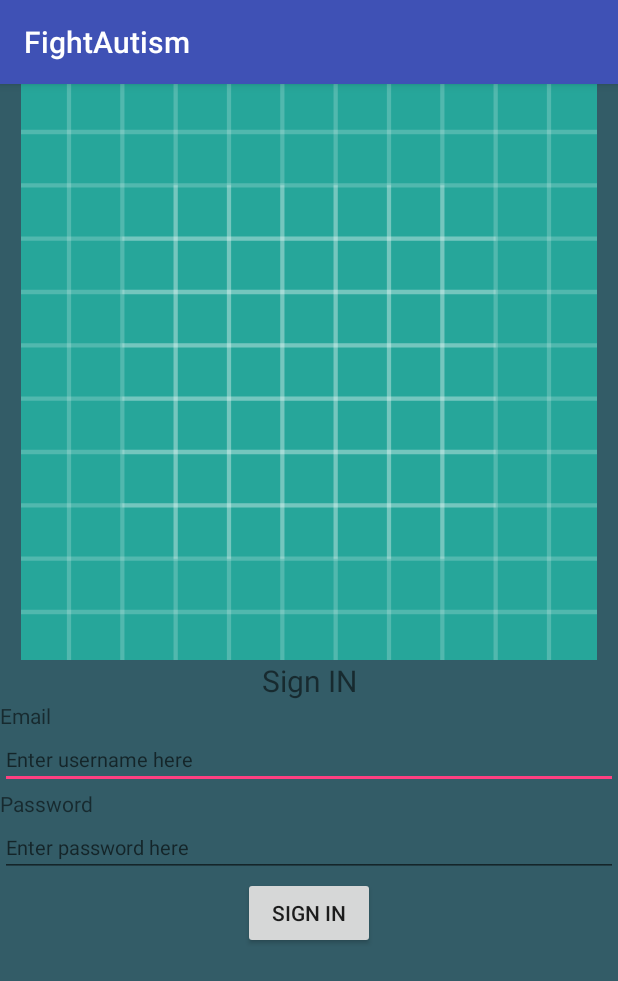
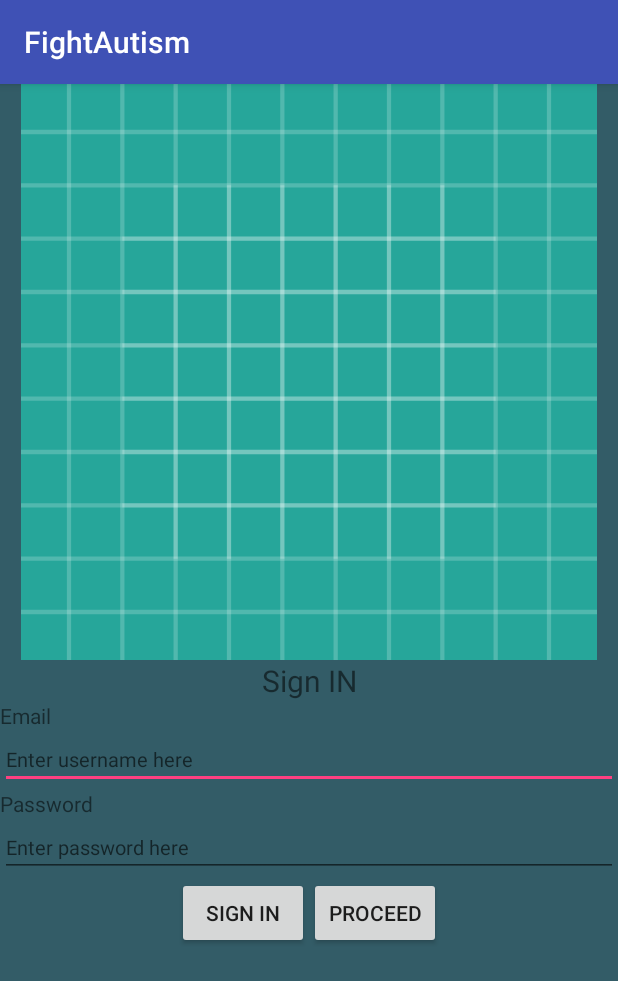
Before and after one commit to kullubird/Firebase2, an Android app: the SignIn screen opened directly, with no data from a screen before it, after a tap on "SIGN IN", on a phone screen of 412 x 824 dp. Shown: the top 981 px of the screen. Run offline under Robolectric (Android 15) with nearby library versions, the phone set to English and light mode, and no system bars; our stand-ins replace Firebase (no records; nobody signed in at launch, a user with empty details on screens opened directly).

Commit message:
working sign in and sign up

```diff
--- a/app/src/main/java/android/kevin/fightautism/SignIn.java
+++ b/app/src/main/java/android/kevin/fightautism/SignIn.java
@@ -27,30 +27,46 @@ public class SignIn extends AppCompatActivity {
         etPass = findViewById(R.id.password);
         etUsername = findViewById(R.id.username);
 
-        b1 = findViewById(R.id.b1);
+        b1 = findViewById(R.id.bb1);
         b1.setOnClickListener(new View.OnClickListener() {
             @Override
             public void onClick(View v) {
-                signIn();
+                String EtUsername = etUsername.getText().toString().trim();
+                String EtPassword = etPass.getText().toString().trim();
+
+                mAuth.signInWithEmailAndPassword(EtUsername, EtPassword);
+                Toast.makeText(getApplicationContext(),"Now click proceed",Toast.LENGTH_SHORT).show();
+
+                /*FirebaseUser currentUser = mAuth.getCurrentUser();
+                if (currentUser == null) {
+                    Toast.makeText(getApplicationContext(),"Sign in Failed",Toast.LENGTH_SHORT).show();
+                }
+                else{
+                    Toast.makeText(getApplicationContext(),"Sign in Success",Toast.LENGTH_SHORT).show();
+                    Intent i=new Intent(getApplicationContext(),HomeScreen.class);
+                    startActivity(i);
+                }
+                */
+            }
+        });
+
+        b2=findViewById(R.id.bb2);
+        b2.setOnClickListener(new View.OnClickListener() {
+            @Override
+            public void onClick(View v) {
+                FirebaseUser currentUser = mAuth.getCurrentUser();
+                if (currentUser == null) {
+                    Toast.makeText(getApplicationContext(),"Sign in Failed",Toast.LENGTH_SHORT).show();
+                }
+                else{
+                    Toast.makeText(getApplicationContext(),"Sign in Success",Toast.LENGTH_SHORT).show();
+                    Intent i=new Intent(getApplicationContext(),HomeScreen.class);
+                    startActivity(i);
+                }
             }
         });
 
 
     }
 
-    private void signIn() {
-        String EtUsername = etUsername.getText().toString().trim();
-        String EtPassword = etPass.getText().toString().trim();
-
-        mAuth.signInWithEmailAndPassword(EtUsername, EtPassword);
-        FirebaseUser user = FirebaseAuth.getInstance().getCurrentUser();
-        if (user != null) {
-            Toast.makeText(getApplicationContext(),"Sign in Failed",Toast.LENGTH_SHORT);
-        }
-        else{
-            Toast.makeText(getApplicationContext(),"Sign in Success",Toast.LENGTH_SHORT);
-            Intent i=new Intent(getApplicationContext(),HomeScreen.class);
-            startActivity(i);
-        }
-    }
 }
--- a/app/src/main/res/layout/activity_home_screen.xml
+++ b/app/src/main/res/layout/activity_home_screen.xml
@@ -6,4 +6,10 @@
     android:layout_height="match_parent"
     tools:context="android.kevin.fightautism.HomeScreen">
 
+    <Button
+        android:layout_width="wrap_content"
+        android:layout_height="wrap_content"
+        android:text="logout"
+        android:id="@+id/logout_btn"/>
+
 </android.support.constraint.ConstraintLayout>
--- a/app/src/main/res/layout/activity_sign_in.xml
+++ b/app/src/main/res/layout/activity_sign_in.xml
@@ -67,9 +67,15 @@
                 android:layout_width="wrap_content"
                 android:layout_height="wrap_content"
                 android:text="Sign In"
-                android:id="@+id/b1"
+                android:id="@+id/bb1"
                 />
 
+            <Button
+                android:layout_width="wrap_content"
+                android:layout_height="wrap_content"
+                android:text="Proceed"
+                android:id="@+id/bb2"
+                />
         </LinearLayout>
 
     </LinearLayout>
```
Also changed, not shown: app/src/main/java/android/kevin/fightautism/HomeScreen.java (+17 -0 lines), app/src/main/java/android/kevin/fightautism/MainActivity.java (+7 -3 lines).
